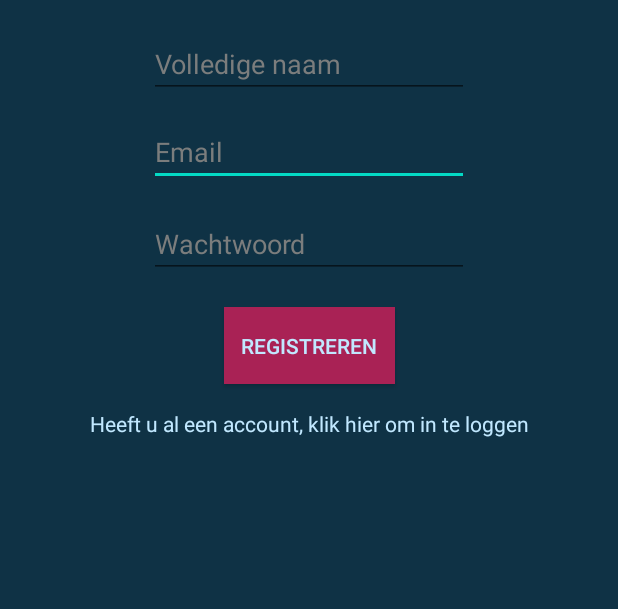
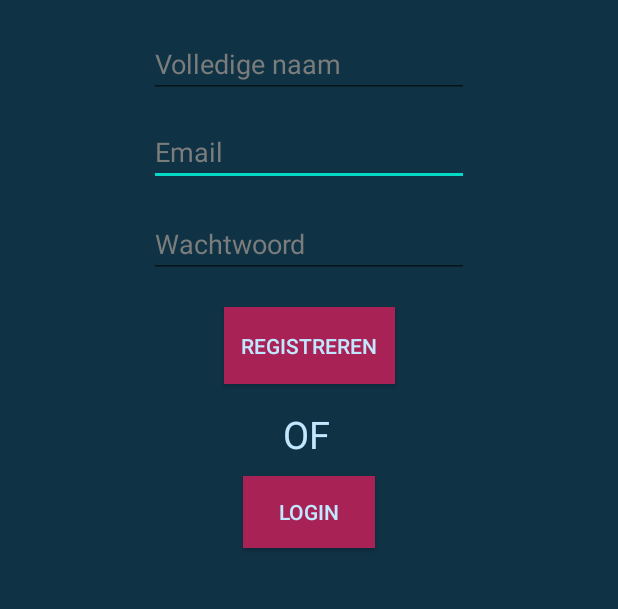
Before and after one commit to Blamant/LoginApplication, an Android app: the screen it shows after launch (RegisterActivity), after a tap on "REGISTREER", on a phone screen of 412 x 824 dp, the part 401-1010 px from its top. Run offline under Robolectric (Android 15) with nearby library versions, the phone set to English and light mode, and no system bars.

Commit message:
definitieve layout changes voor register or login buttons

```diff
--- a/app/src/main/java/com/example/loginapplication/LoginActivity.java
+++ b/app/src/main/java/com/example/loginapplication/LoginActivity.java
@@ -14,7 +14,7 @@ public class LoginActivity extends AppCompatActivity {
     private EditText eEmail;
     private EditText ePassword;
     private TextView eAttemptsInfo;
-    TextView eRegister;
+    Button ebtnGoToRegister;
     private Button eLogin;
 
     String inputEmail = "";
@@ -37,7 +37,7 @@ class Credentials {
         ePassword = findViewById(R.id.edtPassword);
         eAttemptsInfo = findViewById(R.id.tvAttemptsInfo);
         eLogin = findViewById(R.id.btnLogin);
-        eRegister = findViewById(R.id.btnGoToRegister);
+        ebtnGoToRegister = findViewById(R.id.btnGoToRegister);
 
         eLogin.setOnClickListener(new View.OnClickListener() {
             @Override
@@ -76,7 +76,7 @@ class Credentials {
 
             }
         });
-        eRegister.setOnClickListener(new View.OnClickListener() {
+        ebtnGoToRegister.setOnClickListener(new View.OnClickListener() {
             @Override
             public void onClick(View v) {
                 Intent intent = new Intent(LoginActivity.this, RegisterActivity.class);
--- a/app/src/main/java/com/example/loginapplication/RegisterActivity.java
+++ b/app/src/main/java/com/example/loginapplication/RegisterActivity.java
@@ -5,14 +5,13 @@ import android.text.TextUtils;
 import android.view.View;
 import android.widget.Button;
 import android.widget.EditText;
-import android.widget.TextView;
 import androidx.appcompat.app.AppCompatActivity;
 import android.os.Bundle;
 
 public class RegisterActivity extends AppCompatActivity {
     EditText eFullName, eEmail, ePassword;
     Button ebtnRegister;
-    TextView ebtnLogin;
+    Button ebtnGoToLogin;
 
 
     @Override
@@ -24,7 +23,7 @@ public class RegisterActivity extends AppCompatActivity {
         eEmail = findViewById(R.id.edtEmail);
         ePassword = findViewById(R.id.edtPassword);
         ebtnRegister = findViewById(R.id.btnRegister);
-        ebtnLogin = findViewById(R.id.tvAlreadyAnAccount);
+        ebtnGoToLogin = findViewById(R.id.btnGoToLogin);
 
 
 
@@ -52,7 +51,7 @@ public class RegisterActivity extends AppCompatActivity {
             }
         });
 
-        ebtnLogin.setOnClickListener(new View.OnClickListener() {
+        ebtnGoToLogin.setOnClickListener(new View.OnClickListener() {
             @Override
             public void onClick(View v) {
                 Intent intent = new Intent(RegisterActivity.this, LoginActivity.class);
--- a/app/src/main/res/layout/activity_register.xml
+++ b/app/src/main/res/layout/activity_register.xml
@@ -48,16 +48,6 @@
             app:layout_constraintTop_toTopOf="parent" app:layout_constraintStart_toStartOf="parent"
             app:layout_constraintEnd_toEndOf="parent" app:layout_constraintBottom_toBottomOf="parent"
             android:hint="Volledige naam" app:layout_constraintVertical_bias="0.32"/>
-    <TextView
-            android:text="Heeft u al een account, klik hier om in te loggen"
-            android:layout_width="wrap_content"
-            android:textColor="#C1E8FF"
-            android:onClick=""
-            android:clickable="true"
-            android:layout_height="wrap_content" android:id="@+id/tvAlreadyAnAccount"
-            app:layout_constraintStart_toStartOf="parent" app:layout_constraintBottom_toBottomOf="parent"
-            app:layout_constraintEnd_toEndOf="parent" app:layout_constraintTop_toBottomOf="@+id/btnRegister"
-            app:layout_constraintVertical_bias="0.060000002" tools:ignore="OnClick"/>
     <Button
             android:text="Registreren"
             android:layout_width="114dp"
@@ -67,4 +57,23 @@
             app:layout_constraintTop_toBottomOf="@+id/edtPassword"
             app:layout_constraintBottom_toBottomOf="parent" app:layout_constraintStart_toStartOf="parent"
             app:layout_constraintEnd_toEndOf="parent" app:layout_constraintVertical_bias="0.060000002"/>
+    <TextView
+            android:text="OF"
+            android:textColor="#C1E8FF"
+            android:textSize="25dp"
+            android:layout_width="33dp"
+            android:layout_height="33dp" android:id="@+id/tvOr"
+            app:layout_constraintTop_toBottomOf="@+id/btnRegister"
+            app:layout_constraintBottom_toBottomOf="parent" app:layout_constraintStart_toStartOf="parent"
+            app:layout_constraintEnd_toEndOf="parent" app:layout_constraintHorizontal_bias="0.498"
+            app:layout_constraintVertical_bias="0.060000002"/>
+    <Button
+            android:text="Login"
+            android:layout_width="wrap_content"
+            android:background="#A92255"
+            android:textColor="#C1E8FF"
+            android:layout_height="wrap_content" android:id="@+id/btnGoToLogin"
+            app:layout_constraintTop_toBottomOf="@+id/tvOr"
+            app:layout_constraintBottom_toBottomOf="parent" app:layout_constraintStart_toStartOf="parent"
+            app:layout_constraintEnd_toEndOf="parent" app:layout_constraintVertical_bias="0.060000002"/>
 </androidx.constraintlayout.widget.ConstraintLayout>
```
Also changed, not shown: app/src/main/res/layout/login_activity.xml (+4 -13 lines).
